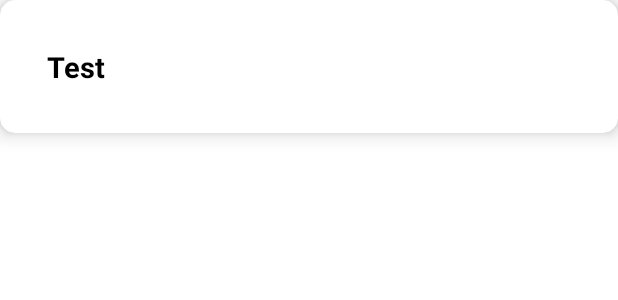
After one commit to leinadalien/MyTrainingsAndroidApp, an Android app: the layout training_thumbnail_layout.xml on its own in the app's theme, with its tools: preview values and no code run, on a phone screen of 412 x 824 dp. The commit adds this screen. Shown: the top 300 px of the screen. Run offline under Robolectric (Android 15) with nearby library versions, the phone set to English and light mode, and no system bars.

Commit message:
continue with main

```diff
--- a/app/src/main/java/com/ldnprod/timer/Adapters/TrainingAdapter.kt
+++ b/app/src/main/java/com/ldnprod/timer/Adapters/TrainingAdapter.kt
@@ -8,13 +8,13 @@ import androidx.recyclerview.widget.RecyclerView
 import com.ldnprod.timer.Entities.Training
 import com.ldnprod.timer.R
 
-class TrainingAdapter(private val trainings: List<Training>): RecyclerView.Adapter<TrainingAdapter.TrainingViewHolder>() {
+class TrainingAdapter(var trainings: List<Training>): RecyclerView.Adapter<TrainingAdapter.TrainingViewHolder>() {
     inner class TrainingViewHolder(val view: View) : RecyclerView.ViewHolder(view){
-        val title = view.findViewById<TextView>(R.id.exercise_title)
+        val title = view.findViewById<TextView>(R.id.training_title)
     }
 
     override fun onCreateViewHolder(parent: ViewGroup, viewType: Int): TrainingViewHolder {
-        val view = LayoutInflater.from(parent.context).inflate(R.layout.exercise_thumbnail_layout, parent, false)
+        val view = LayoutInflater.from(parent.context).inflate(R.layout.training_thumbnail_layout, parent, false)
         return TrainingViewHolder(view)
     }
 
--- a/app/src/main/java/com/ldnprod/timer/Dao/TrainingDao.kt
+++ b/app/src/main/java/com/ldnprod/timer/Dao/TrainingDao.kt
@@ -1,10 +1,10 @@
 package com.ldnprod.timer.Dao
 
-import androidx.lifecycle.LiveData
 import androidx.lifecycle.MutableLiveData
 import androidx.room.*
 import com.ldnprod.timer.Entities.Exercise
 import com.ldnprod.timer.Entities.Training
+import kotlinx.coroutines.flow.Flow
 
 @Dao
 interface TrainingDao {
--- a/app/src/main/java/com/ldnprod/timer/Implementations/TrainingRepository.kt
+++ b/app/src/main/java/com/ldnprod/timer/Implementations/TrainingRepository.kt
@@ -1,11 +1,10 @@
 package com.ldnprod.timer.Implementations
 
-import androidx.lifecycle.LiveData
-import androidx.lifecycle.MutableLiveData
 import com.ldnprod.timer.Dao.TrainingDao
 import com.ldnprod.timer.Entities.Exercise
 import com.ldnprod.timer.Entities.Training
 import com.ldnprod.timer.Interfaces.ITrainingRepository
+import kotlinx.coroutines.flow.Flow
 
 class TrainingRepository(private val dao:TrainingDao): ITrainingRepository {
     override suspend fun insert(training: Training) {
--- a/app/src/main/java/com/ldnprod/timer/Interfaces/ITrainingRepository.kt
+++ b/app/src/main/java/com/ldnprod/timer/Interfaces/ITrainingRepository.kt
@@ -4,6 +4,7 @@ package com.ldnprod.timer.Interfaces
 import androidx.lifecycle.LiveData
 import com.ldnprod.timer.Entities.Exercise
 import com.ldnprod.timer.Entities.Training
+import kotlinx.coroutines.flow.Flow
 
 interface ITrainingRepository {
 
@@ -13,7 +14,7 @@ interface ITrainingRepository {
 
     suspend fun update(training: Training)
 
-    fun getAll():List<Training>
+    fun getAll(): List<Training>
 
     fun getAllTrainingsWithExercises(): Map<Training, List<Exercise>>
 
--- a/app/src/main/java/com/ldnprod/timer/ViewModels/TrainingListViewModel/TrainingListViewModelEvent.kt
+++ b/app/src/main/java/com/ldnprod/timer/ViewModels/TrainingListViewModel/TrainingListViewModelEvent.kt
@@ -1,6 +1,9 @@
 package com.ldnprod.timer.ViewModels.TrainingListViewModel
+
+import com.ldnprod.timer.Entities.Training
 
 sealed class TrainingListViewModelEvent {
     data class TrainingInserted(val position: Int): TrainingListViewModelEvent()
+    data class TrainingSetChanged(val trainings: List<Training>): TrainingListViewModelEvent()
     object JumpToDetail: TrainingListViewModelEvent()
 }
--- a/app/src/main/res/layout/activity_main.xml
+++ b/app/src/main/res/layout/activity_main.xml
@@ -9,8 +9,8 @@
 
     <androidx.recyclerview.widget.RecyclerView
         android:id="@+id/recycler_view"
-        android:layout_width="409dp"
-        android:layout_height="729dp"
+        android:layout_width="0dp"
+        android:layout_height="0dp"
         app:layout_constraintBottom_toBottomOf="parent"
         app:layout_constraintEnd_toEndOf="parent"
         app:layout_constraintStart_toStartOf="parent"
--- /dev/null
+++ b/app/src/main/res/layout/training_thumbnail_layout.xml
@@ -0,0 +1,28 @@
+<?xml version="1.0" encoding="utf-8"?>
+<androidx.cardview.widget.CardView
+    xmlns:android="http://schemas.android.com/apk/res/android"
+    xmlns:app="http://schemas.android.com/apk/res-auto"
+    xmlns:tools="http://schemas.android.com/tools"
+    android:layout_width="match_parent"
+    android:layout_height="wrap_content"
+    app:cardCornerRadius="10dp"
+    app:cardElevation="8dp"
+    app:cardMaxElevation="5dp">
+    <LinearLayout
+        android:layout_width="match_parent"
+        android:layout_height="wrap_content"
+        android:layout_margin="15dp"
+        android:padding="10dp"
+        android:orientation="vertical">
+        <TextView
+            android:id="@+id/training_title"
+            android:layout_width="match_parent"
+            android:layout_height="wrap_content"
+            android:text="Test"
+            android:textColor="@color/black"
+            android:textSize="19sp"
+            android:textStyle="bold"
+            android:layout_margin="6dp"/>
+
+    </LinearLayout>
+</androidx.cardview.widget.CardView>
```
Also changed, not shown: app/src/main/java/com/ldnprod/timer/MainActivity.kt (+16 -4 lines), app/src/main/java/com/ldnprod/timer/ViewModels/TrainingListViewModel/TrainingListViewModel.kt (+4 -3 lines).
